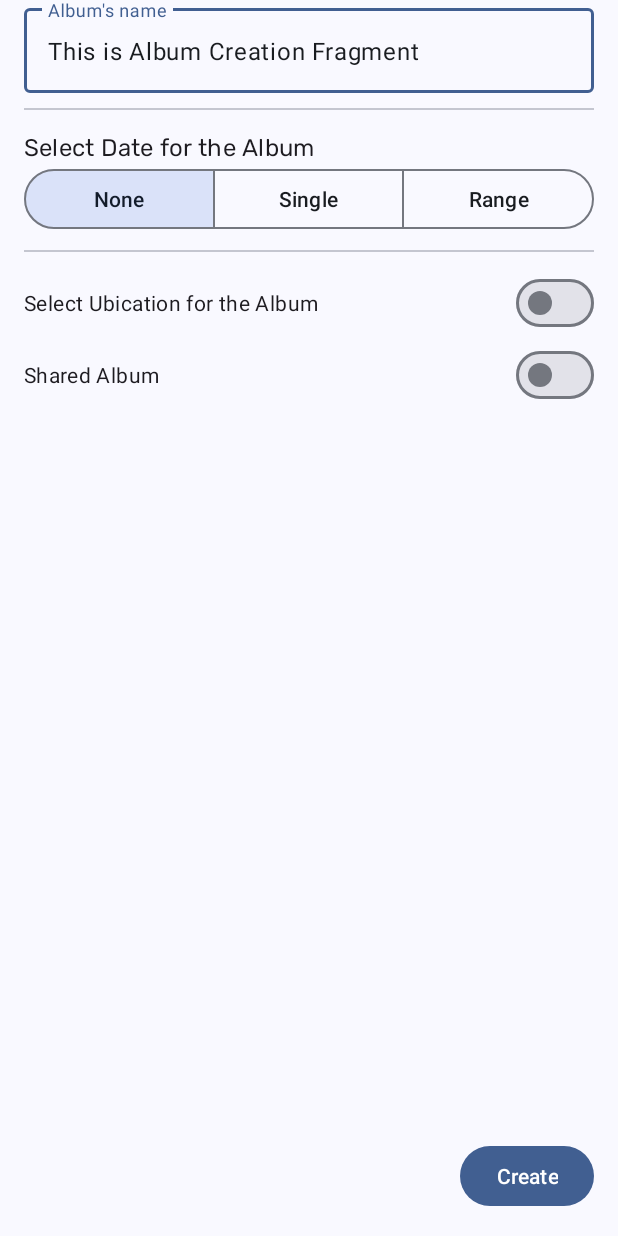
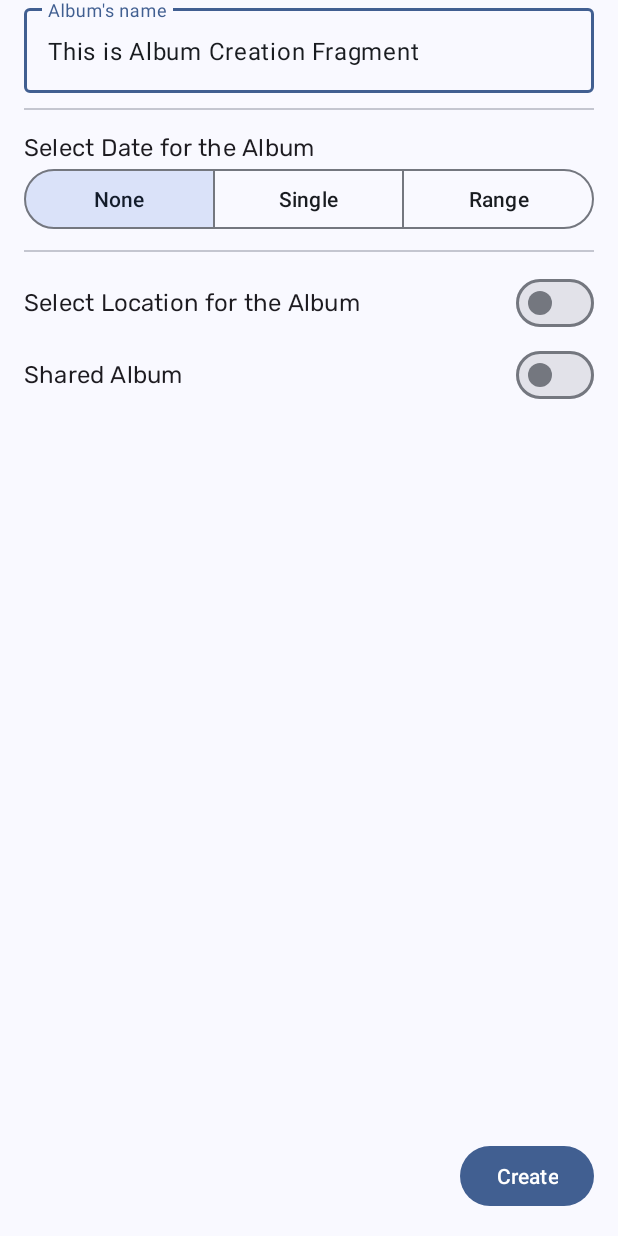
Before and after one commit to AbelMH1/ShareIt, an Android app: the fragment AlbumCreationFragment shown on its own in the app's theme, on a phone screen of 412 x 824 dp. Run offline under Robolectric (Android 15) with nearby library versions, the light colour scheme and no system bars.

Commit message:
Corregido error léxico, las constraints de los NestedScrollView layouts y sustituidos switchs por label + switch

```diff
--- a/app/src/main/java/uniovi/eii/shareit/ui/album/creation/AlbumCreationFragment.kt
+++ b/app/src/main/java/uniovi/eii/shareit/ui/album/creation/AlbumCreationFragment.kt
@@ -63,7 +63,7 @@ class AlbumCreationFragment : Fragment() {
             // Show date picker
         }
 
-        binding.switchUbicationSelection.setOnCheckedChangeListener { _, isChecked ->
+        binding.switchLocationSelection.setOnCheckedChangeListener { _, isChecked ->
             when(isChecked) {
                 true -> {
                     binding.mapView.visibility = View.VISIBLE
--- a/app/src/main/res/layout/fragment_album_creation.xml
+++ b/app/src/main/res/layout/fragment_album_creation.xml
@@ -2,14 +2,15 @@
 <androidx.constraintlayout.widget.ConstraintLayout xmlns:android="http://schemas.android.com/apk/res/android"
     xmlns:app="http://schemas.android.com/apk/res-auto"
     xmlns:tools="http://schemas.android.com/tools"
-    android:id="@+id/constraintLayout"
     android:layout_width="match_parent"
     android:layout_height="match_parent"
     tools:context=".ui.album.creation.AlbumCreationFragment">
 
     <androidx.core.widget.NestedScrollView
         android:layout_width="match_parent"
-        android:layout_height="match_parent">
+        android:layout_height="0dp"
+        app:layout_constraintBottom_toTopOf="@id/bottom"
+        app:layout_constraintTop_toTopOf="parent">
 
         <LinearLayout
             android:layout_width="match_parent"
@@ -127,24 +128,54 @@
                 android:layout_height="wrap_content"
                 android:layout_marginVertical="@dimen/divider_margin" />
 
-            <com.google.android.material.materialswitch.MaterialSwitch
-                android:id="@+id/switchUbicationSelection"
-                style="?attr/materialSwitchStyle"
+            <LinearLayout
                 android:layout_width="match_parent"
                 android:layout_height="wrap_content"
-                android:text="@string/switch_ubication_selection" />
+                android:gravity="center_vertical"
+                android:orientation="horizontal">
+
+                <TextView
+                    android:id="@+id/labelLocation"
+                    style="@style/TextAppearance.App.TitleMedium"
+                    android:layout_width="0dp"
+                    android:layout_height="wrap_content"
+                    android:layout_weight="1"
+                    android:labelFor="@+id/switchLocationSelection"
+                    android:text="@string/switch_location_selection" />
+
+                <com.google.android.material.materialswitch.MaterialSwitch
+                    android:id="@+id/switchLocationSelection"
+                    style="?attr/materialSwitchStyle"
+                    android:layout_width="wrap_content"
+                    android:layout_height="wrap_content" />
+            </LinearLayout>
 
             <com.google.android.gms.maps.MapView
                 android:id="@+id/mapView"
                 android:layout_width="match_parent"
                 android:layout_height="wrap_content" />
 
+            <LinearLayout
+                android:layout_width="match_parent"
+                android:layout_height="wrap_content"
+                android:gravity="center_vertical"
+                android:orientation="horizontal">
+
+                <TextView
+                    android:id="@+id/labelSharedAlbum"
+                    style="@style/TextAppearance.App.TitleMedium"
+                    android:layout_width="0dp"
+                    android:layout_height="wrap_content"
+                    android:layout_weight="1"
+                    android:labelFor="@+id/switchSharedAlbum"
+                    android:text="@string/switch_shared_album" />
+
                 <com.google.android.material.materialswitch.MaterialSwitch
                     android:id="@+id/switchSharedAlbum"
                     style="?attr/materialSwitchStyle"
-                android:layout_width="match_parent"
-                android:layout_height="wrap_content"
-                android:text="@string/switch_shared_album" />
+                    android:layout_width="wrap_content"
+                    android:layout_height="wrap_content" />
+            </LinearLayout>
 
         </LinearLayout>
 
@@ -152,11 +183,12 @@
     </androidx.core.widget.NestedScrollView>
 
     <LinearLayout
+        android:id="@+id/bottom"
         android:layout_width="match_parent"
         android:layout_height="wrap_content"
         android:layout_gravity="bottom"
         android:orientation="vertical"
-        app:layout_constraintBottom_toBottomOf="@+id/constraintLayout">
+        app:layout_constraintBottom_toBottomOf="parent">
 
         <Button
             android:id="@+id/continueBtn"
--- a/app/src/main/res/values/strings.xml
+++ b/app/src/main/res/values/strings.xml
@@ -36,9 +36,9 @@
     <string name="date_selection_single">Single</string>
     <string name="date_selection_range">Range</string>
     <string name="date_format">DD/MM/YYYY</string>
-    <string name="album_date_start">Album\'s start date</string>
-    <string name="album_date_end">Album\'s end date</string>
-    <string name="switch_ubication_selection">Select Ubication for the Album</string>
+    <string name="album_date_start">Start date</string>
+    <string name="album_date_end">End date</string>
+    <string name="switch_location_selection">Select Location for the Album</string>
     <string name="switch_shared_album">Shared Album</string>
     <string name="btn_continue">Continue</string>
     <string name="btn_create">Create</string>
```
Also changed, not shown: app/src/main/res/layout/fragment_album_creation_shared.xml (+25 -7 lines). Lines whose indentation alone changed are shown as unchanged.
